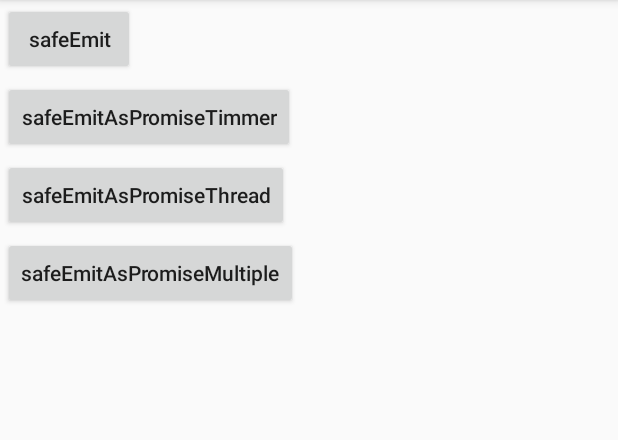
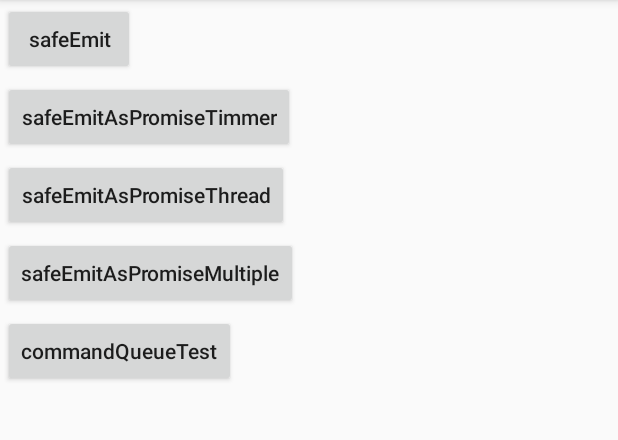
Before and after one commit to qdgx/mediasoupAndroid, an Android app: the screen it shows after launch (MainActivity), after a tap on "safeEmit", on a phone screen of 412 x 824 dp, the part 84-524 px from its top. Run offline under Robolectric (Android 15) with nearby library versions, the phone set to English and light mode, and no system bars; our stand-ins replace RxJava.

Commit message:
CommandQueue调整

```diff
--- a/app/src/main/res/layout/activity_main.xml
+++ b/app/src/main/res/layout/activity_main.xml
@@ -41,6 +41,14 @@
                     android:layout_width="wrap_content"
                     android:layout_height="wrap_content"
                     android:layout_margin="2dp"/>
+
+            <Button
+                    android:id="@+id/commandQueueTest"
+                    android:text="commandQueueTest"
+                    android:textAllCaps="false"
+                    android:layout_width="wrap_content"
+                    android:layout_height="wrap_content"
+                    android:layout_margin="2dp"/>
         </LinearLayout>
     </ScrollView>
 </LinearLayout>
--- a/lib/src/main/java/com/versatica/mediasoup/CommandQueue.kt
+++ b/lib/src/main/java/com/versatica/mediasoup/CommandQueue.kt
@@ -26,11 +26,11 @@ class CommandQueue : EventEmitter() {
         this.setMaxListeners(Int.MAX_VALUE)
     }
 
-    public fun close() {
+    fun close() {
         this.closed = true
     }
 
-    public fun push(method: String, data: Any): Observable<Any> {
+    fun push(method: String, data: Any): Observable<Any> {
         var command = Command(method, data, null)
         logger.debug("'push() [method:$method]")
         return Observable.create {
@@ -110,5 +110,5 @@ class CommandQueue : EventEmitter() {
      *
      * @param promise  Observable<Any> holder
      */
-    public data class PromiseHolder(var promise: Observable<Any>?)
+    data class PromiseHolder(var promise: Observable<Any>?)
 }
--- a/lib/src/main/java/com/versatica/mediasoup/EnhancedEventEmitter.kt
+++ b/lib/src/main/java/com/versatica/mediasoup/EnhancedEventEmitter.kt
@@ -8,18 +8,19 @@ import io.reactivex.ObservableOnSubscribe
 import io.reactivex.functions.Function
 import java.lang.Exception
 
-open class EnhancedEventEmitter : EventEmitter() {
-    private var logger: Logger = Logger("EnhancedEventEmitter")
+open class EnhancedEventEmitter(logger: Logger): EventEmitter() {
+    private var _logger: Logger = Logger("EnhancedEventEmitter")
 
     init {
         this.setMaxListeners(Int.MAX_VALUE)
+        this._logger = logger
     }
 
     public fun safeEmit(event: String, vararg args: Any) {
         try {
             this.emit(event, *args)
         } catch (error: Exception) {
-            logger.error(error.toString())
+            _logger.error(error.toString())
         }
     }
 
@@ -35,7 +36,7 @@ open class EnhancedEventEmitter : EventEmitter() {
             }
             //error callback
             var errback = { error: String ->
-                logger.error(error)
+                _logger.error(error)
                 observableEmitter.onError(Throwable(error))
             }
             safeEmit(event, *args, callback, errback)
```
Also changed, not shown: app/src/main/java/com/versatica/mediasoup/demo/EventEmitterImpl.kt (+72 -10 lines), app/src/main/java/com/versatica/mediasoup/demo/MainActivity.kt (+28 -0 lines).
